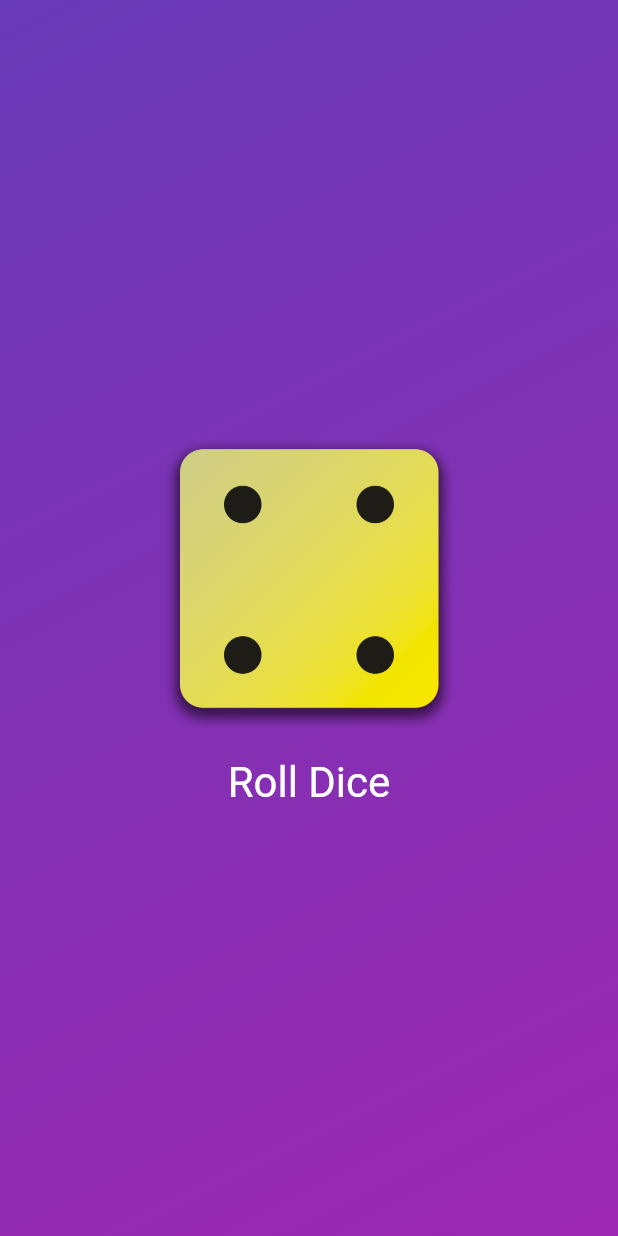
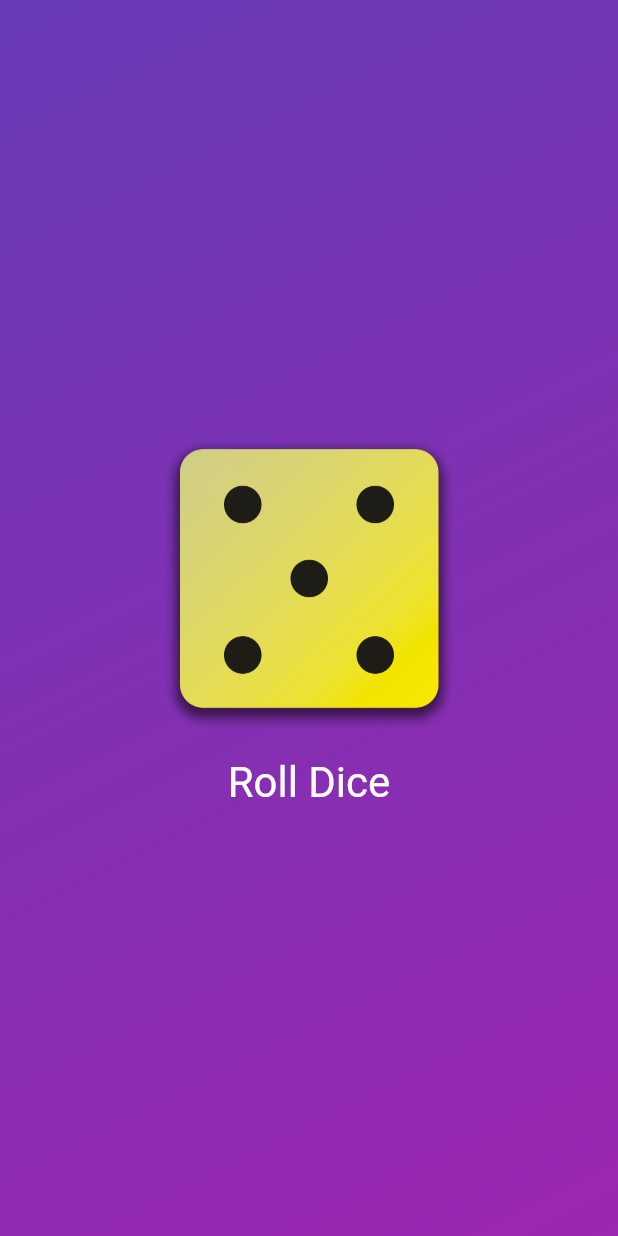
Before and after one commit to BrianPHChen/flutter_first_app, a Flutter app: the screen it shows after launch, after a tap on "Roll Dice", on a phone screen of 412 x 824 dp. Run offline on Flutter 3.47's test engine with Material 3 defaults, Android fonts, the phone set to English and light mode, and no system bars.

```diff
--- a/lib/dice_roller.dart
+++ b/lib/dice_roller.dart
@@ -1,4 +1,7 @@
+import 'dart:math';
 import 'package:flutter/material.dart';
+
+final randimizer = Random();
 
 class DiceRoller extends StatefulWidget {
   const DiceRoller({super.key});
@@ -10,11 +13,11 @@ class DiceRoller extends StatefulWidget {
 }
 
 class _DiceRollerState extends State<DiceRoller> {
-  var activeDiceImage = 'assets/images/dice-2.png';
+  var currentDiceRoll = 2;
 
   void rollDice() {
     setState(() {
-      activeDiceImage = 'assets/images/dice-4.png';
+      currentDiceRoll = randimizer.nextInt(6) + 1;
     });
   }
 
@@ -24,7 +27,7 @@ class _DiceRollerState extends State<DiceRoller> {
       mainAxisSize: MainAxisSize.min,
       children: [
         Image.asset(
-          activeDiceImage,
+          'assets/images/dice-$currentDiceRoll.png',
           width: 200,
         ),
         TextButton(
```
